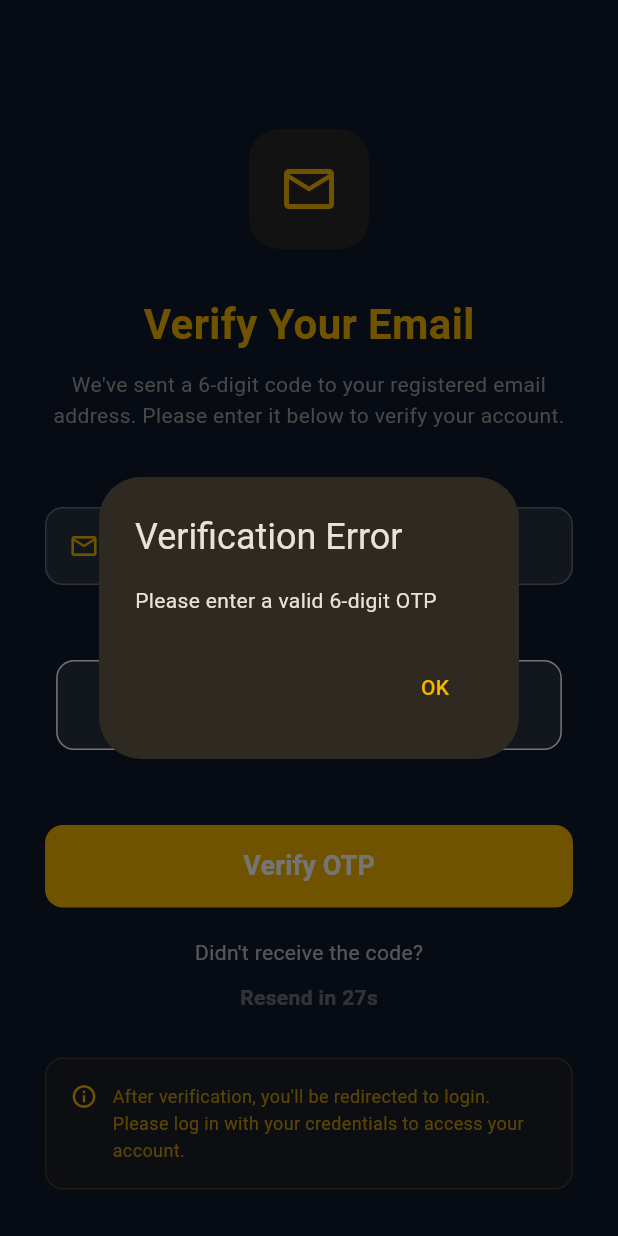
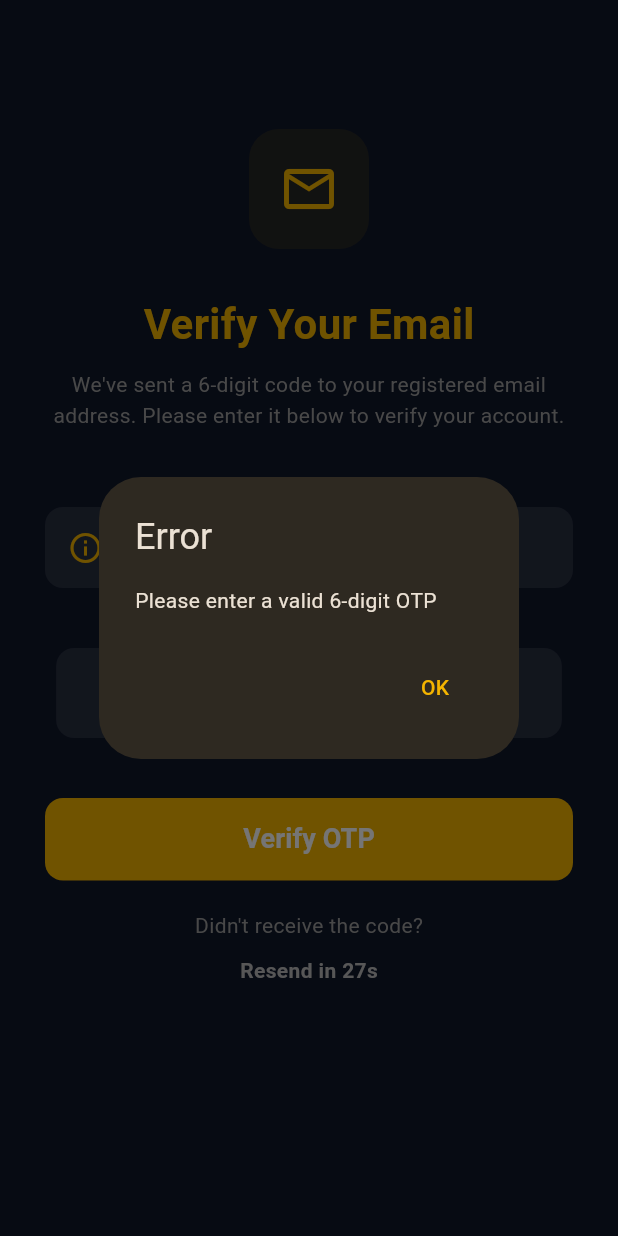
Before and after one commit to Nothing138/Bhromon, a Flutter app: the OtpVerificationScreen screen opened directly, after a tap on "Verify OTP", on a phone screen of 412 x 824 dp. Run offline on Flutter 3.47's test engine with Material 3 defaults, Android fonts, the phone set to English and light mode, and no system bars; our stand-ins replace flutter_dotenv, flutter_map, geolocator, image_picker, latlong2, supabase_flutter and 1 more; accounts and stored records are empty.

```diff
--- a/lib/main.dart
+++ b/lib/main.dart
@@ -10,6 +10,7 @@ import 'screens/splash/splash_screen.dart';
 import 'screens/auth/login_screen.dart';
 import 'screens/main_wrapper.dart';
 import 'services/auth_service.dart';
+import 'services/event_service.dart';
 
 Future<void> main() async {
   WidgetsFlutterBinding.ensureInitialized();
@@ -29,6 +30,9 @@ Future<void> main() async {
       providers: [
         ChangeNotifierProvider(
           create: (context) => ThemeProvider(),
+        ),
+        ChangeNotifierProvider(
+          create: (context) => EventService(),
         ),
         ChangeNotifierProvider(
           create: (_) => AuthService(),
--- a/lib/screens/agency/events/agency_events_screen.dart
+++ b/lib/screens/agency/events/agency_events_screen.dart
@@ -1,4 +1,4 @@
-// agency/events/agency_events_screen.dart
+// screens/agency/events/agency_events_screen.dart
 import 'package:flutter/material.dart';
 import 'package:provider/provider.dart';
 import '../../../providers/theme_provider.dart';
@@ -236,8 +236,8 @@ class _AgencyEventsScreenState extends State<AgencyEventsScreen> {
                                 context,
                                 listen: false);
                             await eventService.deleteEvent(
-                              eventId: event.id,
-                              agencyId: authService.currentAgency!.id,
+                              event.id,
+                              authService.currentAgency!.id,
                             );
                           }
                         }
--- a/lib/screens/auth/otp_verification_screen.dart
+++ b/lib/screens/auth/otp_verification_screen.dart
@@ -4,6 +4,8 @@ import 'package:provider/provider.dart';
 import 'dart:async';
 import '../../providers/theme_provider.dart';
 import '../../services/auth_service.dart';
+import '../main_wrapper.dart';
+import '../agency/agency_main_wrapper.dart';
 import 'login_screen.dart';
 
 class OtpVerificationScreen extends StatefulWidget {
@@ -68,30 +70,43 @@ class _OtpVerificationScreenState extends State<OtpVerificationScreen> {
 
     try {
       final authService = Provider.of<AuthService>(context, listen: false);
+
+      print('🔄 Verifying OTP: $otpCode');
       await authService.verifyOtp(otpCode: otpCode);
 
       if (!mounted) return;
 
-      ScaffoldMessenger.of(context).showSnackBar(
-        const SnackBar(
-          content: Text('✅ OTP Verified Successfully! Please log in again.'),
-          backgroundColor: Colors.green,
-          duration: Duration(seconds: 2),
+      print('✅ OTP verified successfully');
+
+      // ✅ Show success dialog then navigate to login screen
+      showDialog(
+        context: context,
+        barrierDismissible: false,
+        builder: (context) => AlertDialog(
+          title: const Text('✅ Verification Successful!'),
+          content: const Text(
+            'Your email has been verified successfully.\n\n'
+            'You can now log in with your credentials.',
+          ),
+          actions: [
+            TextButton(
+              onPressed: () {
+                Navigator.pop(context); // Close dialog
+                // ✅ Navigate to Login Screen
+                Navigator.pushReplacement(
+                  context,
+                  MaterialPageRoute(
+                    builder: (context) => const LoginScreen(),
+                  ),
+                );
+              },
+              child: const Text('Go to Login'),
+            ),
+          ],
         ),
       );
-
-      // ✅ Redirect back to LoginScreen for manual login
-      await Future.delayed(Duration(milliseconds: 500));
-
-      if (mounted) {
-        Navigator.pushReplacement(
-          context,
-          MaterialPageRoute(
-            builder: (context) => const LoginScreen(),
-          ),
-        );
-      }
     } catch (e) {
+      print('❌ OTP verification error: $e');
       if (!mounted) return;
       _showErrorDialog(_extractErrorMessage(e.toString()));
     } finally {
@@ -108,13 +123,17 @@ class _OtpVerificationScreenState extends State<OtpVerificationScreen> {
 
     try {
       final authService = Provider.of<AuthService>(context, listen: false);
+
+      print('🔄 Resending OTP...');
       await authService.resendOtp();
 
       if (!mounted) return;
 
+      print('✅ OTP resent successfully');
+
       ScaffoldMessenger.of(context).showSnackBar(
         const SnackBar(
-          content: Text('✅ OTP has been resent to your email'),
+          content: Text('OTP has been resent to your email'),
           backgroundColor: Colors.green,
           duration: Duration(seconds: 2),
         ),
@@ -127,6 +146,7 @@ class _OtpVerificationScreenState extends State<OtpVerificationScreen> {
 
       _startResendTimer();
     } catch (e) {
+      print('❌ Resend OTP error: $e');
       if (!mounted) return;
       _showErrorDialog(_extractErrorMessage(e.toString()));
     } finally {
@@ -146,7 +166,7 @@ class _OtpVerificationScreenState extends State<OtpVerificationScreen> {
     showDialog(
       context: context,
       builder: (context) => AlertDialog(
-        title: const Text('Verification Error'),
+        title: const Text('Error'),
         content: Text(message),
         actions: [
           TextButton(
@@ -224,31 +244,27 @@ class _OtpVerificationScreenState extends State<OtpVerificationScreen> {
                 decoration: BoxDecoration(
                   color: isDark ? Colors.white10 : Colors.grey[100],
                   borderRadius: BorderRadius.circular(12),
-                  border: Border.all(
-                    color: isDark ? Colors.white30 : Colors.grey[300]!,
-                  ),
                 ),
                 child: Row(
                   children: [
                     Icon(
-                      Icons.mail_outline,
+                      Icons.info_outline,
                       color: themeProvider.accentColor,
-                      size: 20,
                     ),
                     const SizedBox(width: 10),
                     Expanded(
                       child: Text(
                         'Code sent to: ${authService.currentAgency?.ownerEmail ?? "your email"}',
-                        style: TextStyle(
+                        style: const TextStyle(
                           fontSize: 13,
-                          color: isDark ? Colors.white70 : Colors.grey[600],
+                          color: Colors.grey,
                         ),
                       ),
                     ),
                   ],
                 ),
               ),
-              const SizedBox(height: 50),
+              const SizedBox(height: 40),
 
               // OTP Input Fields
               Row(
@@ -274,9 +290,7 @@ class _OtpVerificationScreenState extends State<OtpVerificationScreen> {
                         ),
                         enabledBorder: OutlineInputBorder(
                           borderRadius: BorderRadius.circular(12),
-                          borderSide: BorderSide(
-                            color: isDark ? Colors.white : Colors.grey[300]!,
-                          ),
+                          borderSide: BorderSide.none,
                         ),
                         focusedBorder: OutlineInputBorder(
                           borderRadius: BorderRadius.circular(12),
@@ -294,16 +308,15 @@ class _OtpVerificationScreenState extends State<OtpVerificationScreen> {
                           FocusScope.of(context).previousFocus();
                         }
                       },
-                      style: TextStyle(
+                      style: const TextStyle(
                         fontSize: 24,
                         fontWeight: FontWeight.bold,
-                        color: themeProvider.accentColor,
                       ),
                     ),
                   ),
                 ),
               ),
-              const SizedBox(height: 50),
+              const SizedBox(height: 40),
 
               // Verify Button
               SizedBox(
@@ -339,11 +352,11 @@ class _OtpVerificationScreenState extends State<OtpVerificationScreen> {
               // Resend OTP
               Column(
                 children: [
-                  Text(
+                  const Text(
                     'Didn\'t receive the code?',
                     style: TextStyle(
                       fontSize: 14,
-                      color: isDark ? Colors.white70 : Colors.grey[600],
+                      color: Colors.grey,
                     ),
                   ),
                   const SizedBox(height: 10),
@@ -363,7 +376,7 @@ class _OtpVerificationScreenState extends State<OtpVerificationScreen> {
                     Text(
                       'Resend in ${_resendCountdown}s',
                       style: TextStyle(
-                        color: isDark ? Colors.white38 : Colors.grey[400],
+                        color: Colors.grey[400],
                         fontWeight: FontWeight.w600,
                         fontSize: 14,
                       ),
@@ -371,40 +384,6 @@ class _OtpVerificationScreenState extends State<OtpVerificationScreen> {
                 ],
               ),
               const SizedBox(height: 30),
-
-              // Info Box
-              Container(
-                padding: const EdgeInsets.all(16),
-                decoration: BoxDecoration(
-                  color: themeProvider.accentColor.withValues(alpha: 0.05),
-                  borderRadius: BorderRadius.circular(12),
-                  border: Border.all(
-                    color: themeProvider.accentColor.withValues(alpha: 0.2),
-                  ),
-                ),
-                child: Row(
-                  crossAxisAlignment: CrossAxisAlignment.start,
-                  children: [
-                    Icon(
-                      Icons.info_outline,
-                      color: themeProvider.accentColor,
-                      size: 18,
-                    ),
-                    const SizedBox(width: 10),
-                    Expanded(
-                      child: Text(
-                        'After verification, you\'ll be redirected to login. Please log in with your credentials to access your account.',
-                        style: TextStyle(
-                          color:
-                              themeProvider.accentColor.withValues(alpha: 0.8),
-                          fontSize: 12,
-                          height: 1.5,
-                        ),
-                      ),
-                    ),
-                  ],
-                ),
-              ),
             ],
           ),
         ),
```
Also changed, not shown: lib/screens/agency/feed/create_post_screen.dart (+7 -2 lines), lib/screens/auth/agency_register_screen.dart (+9 -8 lines), lib/screens/auth/login_screen.dart (+11 -2 lines), lib/services/event_service.dart (+125 -86 lines).
